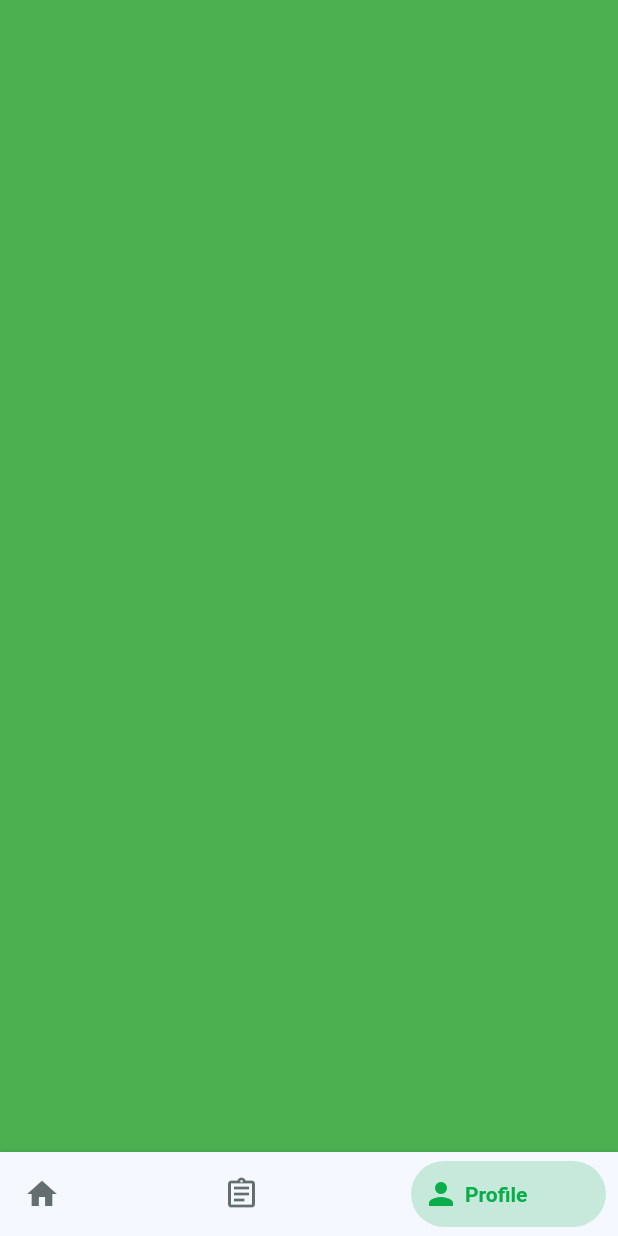
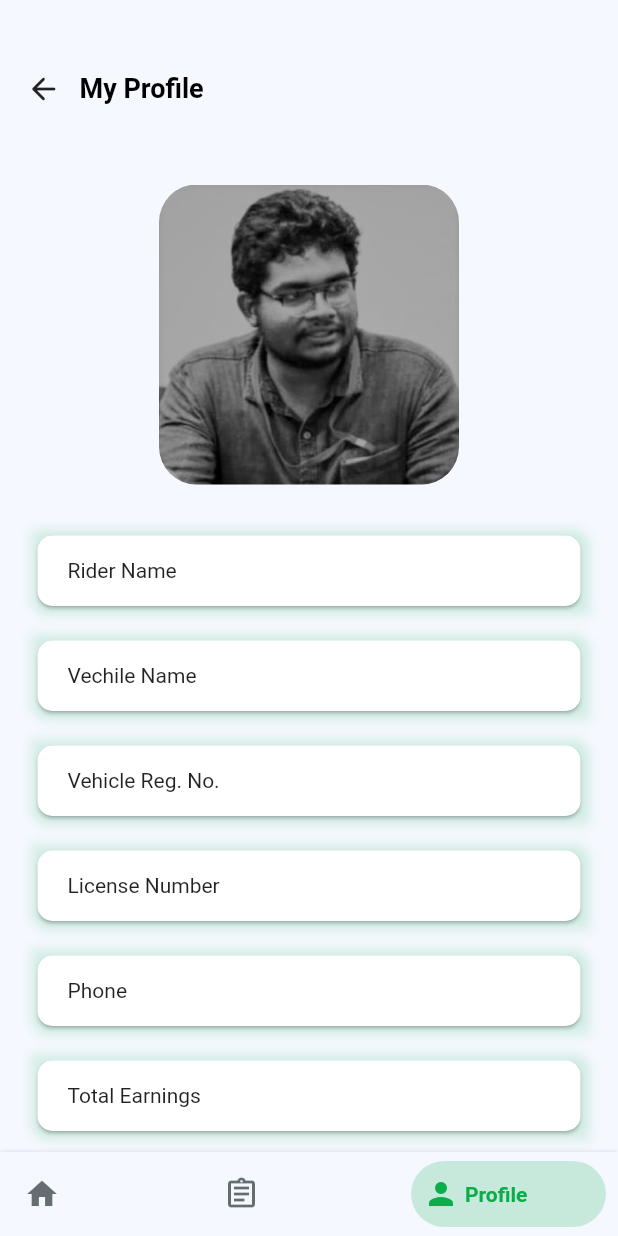
Before and after one commit to neeraj2403/Agrivator-Task, a Flutter app: the screen it shows after launch, swiped to page 3, on a phone screen of 412 x 824 dp. Run offline on Flutter 3.47's test engine with Material 2 defaults, Android fonts, the phone set to English and light mode, and no system bars; drawn by our look-alikes of bottom_navy_bar.

Commit message:
Profile Page

```diff
--- a/lib/main.dart
+++ b/lib/main.dart
@@ -2,6 +2,7 @@ import 'package:flutter/material.dart';
 import 'package:bottom_navy_bar/bottom_navy_bar.dart';
 import 'package:rider_app/order_deliver.dart';
 import 'package:rider_app/rider_home.dart';
+import 'package:rider_app/profile.dart';
 
 void main() {
   runApp(MyApp());
@@ -93,9 +94,7 @@ class _MyHomePageState extends State<MyHomePage> {
           children: <Widget>[
             RiderHome(),
             OrderDeliver(),
-            Container(
-              color: Colors.green,
-            ),
+            Profile(),
             Container(
               color: Colors.blue,
             ),
--- a/lib/order_deliver.dart
+++ b/lib/order_deliver.dart
@@ -16,16 +16,15 @@ class _OrderDeliverState extends State<OrderDeliver> {
         child: Column(
           children: [
             TopBar(),
-            Center(
-              child: Column(
+            Column(
               mainAxisAlignment: MainAxisAlignment.start,
               children: <Widget>[
                 Container(
                     padding: EdgeInsets.only(top: 60, bottom: 30),
                     child: Text(
                       "Order Delivered",
-                        style: TextStyle(
-                            fontSize: 27, fontWeight: FontWeight.w600),
+                      style:
+                          TextStyle(fontSize: 27, fontWeight: FontWeight.w600),
                       textAlign: TextAlign.center,
                     )),
                 Container(
@@ -43,13 +42,14 @@ class _OrderDeliverState extends State<OrderDeliver> {
                       textAlign: TextAlign.center,
                     )),
                 Container(
+                    padding: EdgeInsets.only(bottom: 10),
                     child: Text(
                       "Earned \u{20B9}50",
-                    style: TextStyle(fontSize: 18, fontWeight: FontWeight.w600),
+                      style:
+                          TextStyle(fontSize: 18, fontWeight: FontWeight.w600),
                       textAlign: TextAlign.center,
                     )),
               ],
-              ),
             ),
           ],
         ),
--- /dev/null
+++ b/lib/profile.dart
@@ -0,0 +1,132 @@
+import 'package:flutter/material.dart';
+
+class Profile extends StatefulWidget {
+  const Profile({Key? key}) : super(key: key);
+
+  @override
+  _ProfileState createState() => _ProfileState();
+}
+
+class _ProfileState extends State<Profile> {
+  @override
+  text(String s) {
+    return (Container(
+      decoration: new BoxDecoration(boxShadow: [
+        // new BoxShadow(
+        //   color: Color.fromRGBO(255, 255, 255, 0.06),
+        //   offset: const Offset(
+        //     2.0,
+        //     8.0,
+        //   ),
+        //   blurRadius: 60,
+        // ),
+        new BoxShadow(
+          color: Color.fromRGBO(46, 185, 102, 0.12),
+          offset: const Offset(
+            -2.0,
+            -2.0,
+          ),
+          blurRadius: 5,
+        ),
+        new BoxShadow(
+          color: Color.fromRGBO(46, 185, 102, 0.12),
+          offset: const Offset(
+            4.0,
+            4.0,
+          ),
+          blurRadius: 5,
+        )
+      ]),
+      child: SizedBox(
+          width: 370,
+          height: 55,
+          child: Card(
+              color: Colors.white,
+              shape: RoundedRectangleBorder(
+                borderRadius: BorderRadius.circular(10.0),
+              ),
+              child: Padding(
+                  padding: EdgeInsets.only(top: 15, bottom: 15, left: 20),
+                  child: Text(
+                    '$s',
+                    textAlign: TextAlign.left,
+                  )))),
+    ));
+  }
+
+  @override
+  Widget build(BuildContext context) {
+    return SingleChildScrollView(
+        child: Container(
+            child: Column(
+      children: [
+        Container(
+          margin: EdgeInsets.only(top: 35, left: 5),
+          child: Row(
+            children: [
+              IconButton(
+                icon: Icon(
+                  Icons.arrow_back_rounded,
+                ),
+                onPressed: () {},
+              ),
+              Text(
+                'My Profile',
+                style: TextStyle(
+                    fontSize: 18,
+                    color: Colors.black,
+                    fontWeight: FontWeight.w600),
+              )
+            ],
+          ),
+        ),
+        Padding(
+            padding: EdgeInsets.only(top: 40, bottom: 30),
+            child: ClipRRect(
+                borderRadius: BorderRadius.circular(25),
+                child: Image.asset('assets/profile.jpg',
+                    height: 200, width: 200))),
+        Column(children: [
+          text('Rider Name'),
+          SizedBox(height: 15),
+          text('Vechile Name'),
+          SizedBox(height: 15),
+          text('Vehicle Reg. No.'),
+          SizedBox(height: 15),
+          text('License Number'),
+          SizedBox(height: 15),
+          text('Phone'),
+          SizedBox(height: 15),
+          text('Total Earnings'),
+          SizedBox(height: 50),
+          Row(
+            mainAxisAlignment: MainAxisAlignment.spaceEvenly,
+            children: [
+              ElevatedButton(
+                  onPressed: () {},
+                  style: ElevatedButton.styleFrom(
+                      primary: Color(0xFFDDF5E2),
+                      // padding: EdgeInsets.only(left: 20, right: 20)
+                      fixedSize: Size(110, 20)),
+                  child: Text('Contact Us',
+                      style: TextStyle(color: Color(0xFF09AE4B)))),
+              ElevatedButton(
+                  onPressed: () {},
+                  style: ElevatedButton.styleFrom(
+                      primary: Color(0xFFDDF5E2), fixedSize: Size(110, 20)),
+                  child: Text('About',
+                      style: TextStyle(color: Color(0xFF09AE4B)))),
+              ElevatedButton(
+                  onPressed: () {},
+                  style: ElevatedButton.styleFrom(
+                      primary: Color(0xFFDDF5E2), fixedSize: Size(110, 20)),
+                  child: Text('Settings',
+                      style: TextStyle(color: Color(0xFF09AE4B)))),
+            ],
+          ),
+          SizedBox(height: 50),
+        ]),
+      ],
+    )));
+  }
+}
--- a/pubspec.yaml
+++ b/pubspec.yaml
@@ -48,6 +48,8 @@ flutter:
   # assets:
   #   - images/a_dot_burr.jpeg
   #   - images/a_dot_ham.jpeg
+  assets:
+    - assets/profile.jpg
 
   # An image asset can refer to one or more resolution-specific "variants", see
   # https://flutter.dev/assets-and-images/#resolution-aware.
```
Also changed, not shown: assets/profile.jpg (added). Lines whose indentation alone changed are shown as unchanged.
